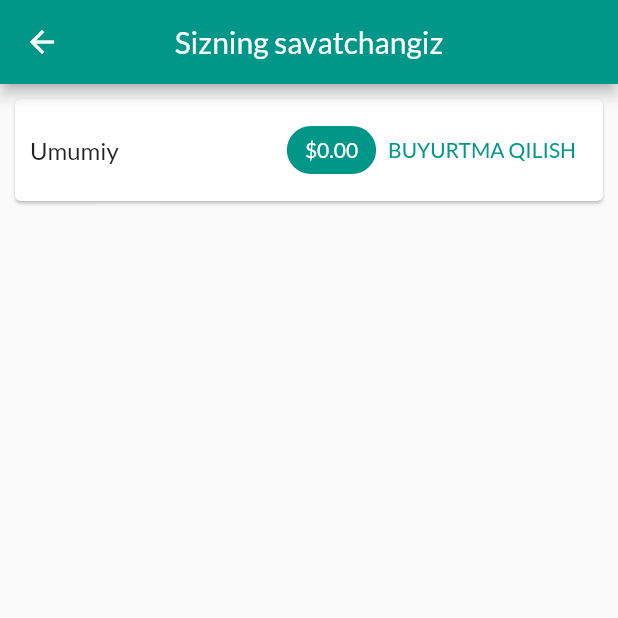
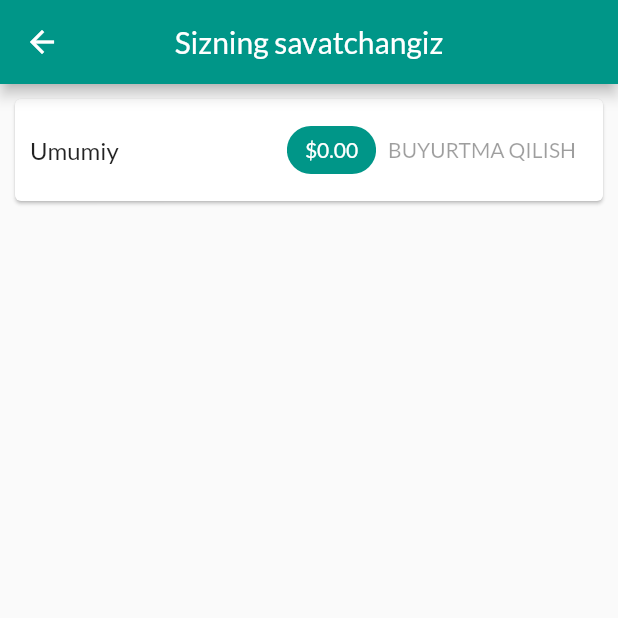
Before and after one commit to Jaloliddin-Fozilov/online_shop, a Flutter app: the CartScreen screen opened by its route, on a phone screen of 412 x 824 dp, the top half of it. Run offline on Flutter 3.47's test engine with Material 2 defaults, Android fonts, the phone set to English and light mode, and no system bars; our stand-ins replace flutter_slidable; network calls fail.

Commit message:
orderse from firebase

```diff
--- a/lib/providers/products.dart
+++ b/lib/providers/products.dart
@@ -151,6 +151,9 @@ class Products with ChangeNotifier {
   }
 
   Product findById(String productId) {
+    print(_list.firstWhere(
+      (product) => product.id == productId,
+    ));
     return _list.firstWhere(
       (product) => product.id == productId,
     );
--- a/lib/screens/cart_screen.dart
+++ b/lib/screens/cart_screen.dart
@@ -5,6 +5,7 @@ import '../providers/orders.dart';
 import '../providers/cart.dart';
 
 import '../widgets/cart_list_item.dart';
+import '../screens/orders_screen.dart';
 
 class CartScreen extends StatelessWidget {
   const CartScreen({Key? key}) : super(key: key);
@@ -46,16 +47,7 @@ class CartScreen extends StatelessWidget {
                     ),
                     backgroundColor: Theme.of(context).primaryColor,
                   ),
-                  TextButton(
-                    onPressed: () {
-                      Provider.of<Orders>(context, listen: false).addToOrders(
-                        cart.items.values.toList(),
-                        cart.totalPrice,
-                      );
-                      cart.clearItems();
-                    },
-                    child: const Text("BUYURTMA QILISH"),
-                  ),
+                  OrderButton(cart: cart),
                 ],
               ),
             ),
@@ -81,3 +73,43 @@ class CartScreen extends StatelessWidget {
     );
   }
 }
+
+class OrderButton extends StatefulWidget {
+  const OrderButton({
+    Key? key,
+    required this.cart,
+  }) : super(key: key);
+
+  final Cart cart;
+
+  @override
+  State<OrderButton> createState() => _OrderButtonState();
+}
+
+class _OrderButtonState extends State<OrderButton> {
+  var _isLoading = false;
+  @override
+  Widget build(BuildContext context) {
+    return TextButton(
+      onPressed: widget.cart.items.isEmpty || _isLoading
+          ? null
+          : () async {
+              setState(() {
+                _isLoading = true;
+              });
+              await Provider.of<Orders>(context, listen: false).addToOrders(
+                widget.cart.items.values.toList(),
+                widget.cart.totalPrice,
+              );
+              setState(() {
+                _isLoading = false;
+              });
+              widget.cart.clearItems();
+              Navigator.of(context).pushReplacementNamed(OrdersScreen.routName);
+            },
+      child: _isLoading
+          ? const CircularProgressIndicator()
+          : const Text("BUYURTMA QILISH"),
+    );
+  }
+}
--- a/lib/widgets/order_item.dart
+++ b/lib/widgets/order_item.dart
@@ -31,8 +31,7 @@ class _OrderItemState extends State<OrderItem> {
         children: [
           ListTile(
             title: Text('\$${widget.totalPrice}'),
-            subtitle:
-                Text('${DateFormat('dd/MM/yyyy hh:mm').format(widget.date)}'),
+            subtitle: Text(DateFormat('dd/MM/yyyy hh:mm').format(widget.date)),
             trailing: IconButton(
               onPressed: () {
                 setState(() {
```
Also changed, not shown: lib/models/product.dart (+21 -1 lines), lib/providers/orders.dart (+60 -7 lines), lib/screens/orders_screen.dart (+26 -2 lines).
